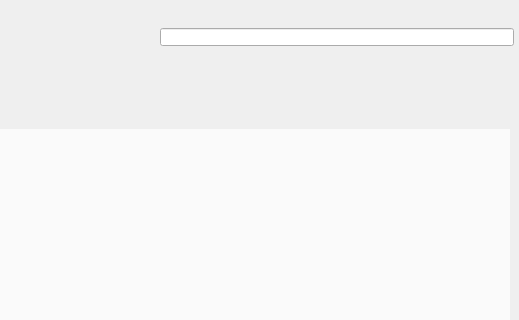
The window that mainwindow.ui (ArtAuc/mkrescue) describes before a commit, drawn with Qt 5; both pictures show x 732 to 1251 and y 0 to 320 of the 1251 by 739 pixel window.
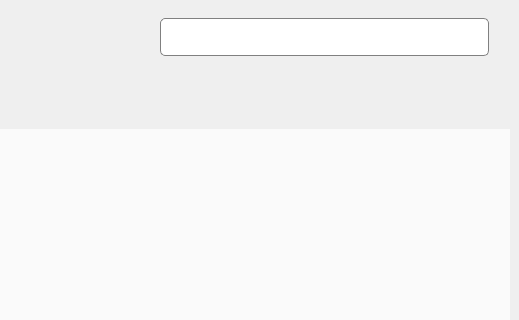
The same window after the commit. Icons and pictures are not drawn. Custom widgets are drawn as their Qt base class.

What changed in the file:
```diff
--- a/mainwindow.ui
+++ b/mainwindow.ui
@@ -416,7 +416,10 @@
         <item>
          <widget class="QLineEdit" name="searchLine">
           <property name="styleSheet">
-           <string notr="true">margin-right:5px;</string>
+           <string notr="true">margin-right:30px;
+padding:10px;
+border-radius:5px;
+border:1px solid gray;</string>
           </property>
          </widget>
         </item>
```
